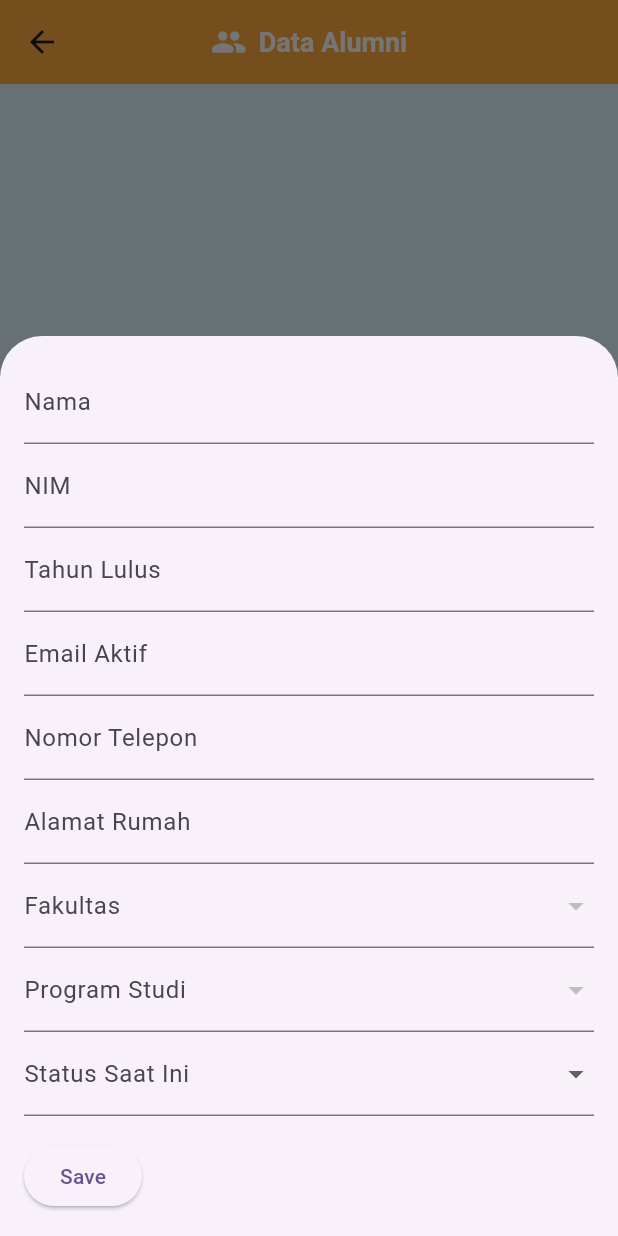
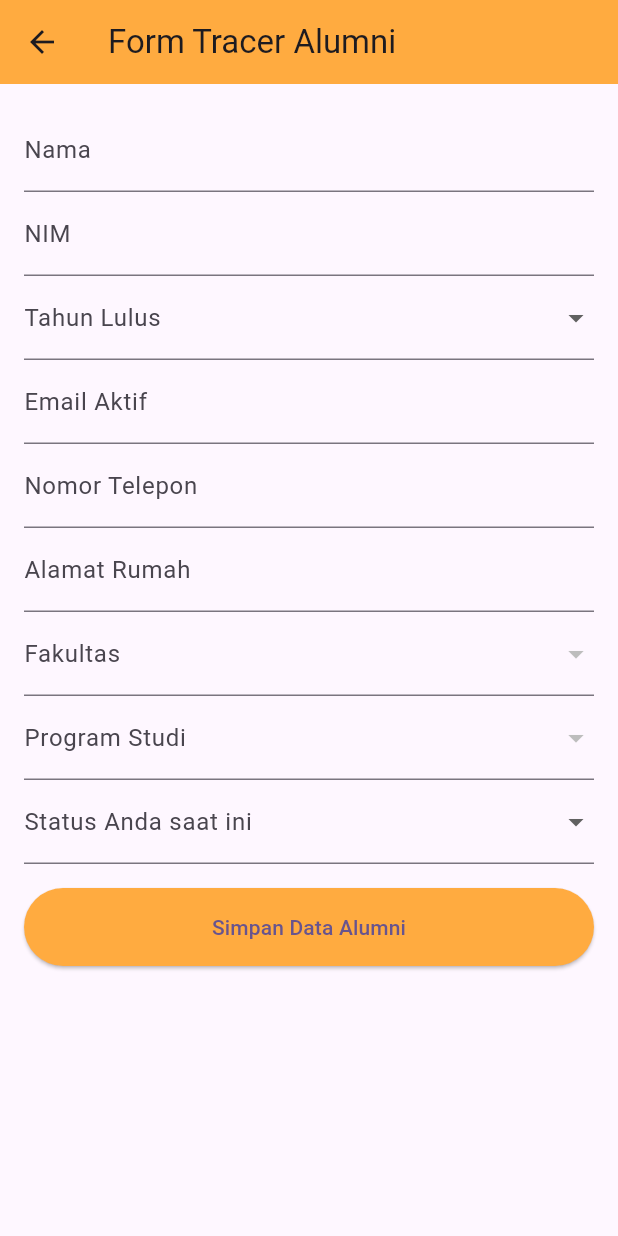
Before and after one commit to PenDZ-Alter/kel7_mobile, a Flutter app: the TracerAlumniPage screen opened directly, after a tap on the "add" icon, on a phone screen of 412 x 824 dp. Run offline on Flutter 3.47's test engine with Material 3 defaults, Android fonts, the phone set to English and light mode, and no system bars; our stand-ins replace flutter_dotenv; missing offline and left inert: odoo_rpc.

Commit message:
feat: add form tracer feature

```diff
--- /dev/null
+++ b/lib/pages/form_tracer.dart
@@ -0,0 +1,229 @@
+import 'package:flutter/material.dart';
+import 'package:tugas1_ui/api/service.dart';
+
+class FormTracer extends StatefulWidget {
+  const FormTracer({Key? key, required this.odoo}) : super(key: key);
+
+  final OdooConnection odoo;
+
+  @override
+  _FormTracerState createState() => _FormTracerState();
+}
+
+class _FormTracerState extends State<FormTracer> {
+  final _formKey = GlobalKey<FormState>();
+  final _nameController = TextEditingController();
+  final _nimController = TextEditingController();
+  final _tahunController = TextEditingController();
+  final _emailController = TextEditingController();
+  final _nomorController = TextEditingController();
+  final _alamatController = TextEditingController();
+
+  int? _selectedFakultas;
+  int? _selectedProdi;
+  String? _selectedStatus;
+
+  List<dynamic> _fakultasData = [];
+  List<dynamic> _prodiData = [];
+  bool _prodiLoading = false;
+
+  @override
+  void initState() {
+    super.initState();
+    _fetchFakultasData();
+  }
+
+  Future<void> _fetchFakultasData() async {
+    try {
+      final fakultas = await widget.odoo.getData(
+        model: 'annas.fakultas',
+        fields: ['id', 'name'],
+      );
+      setState(() {
+        _fakultasData = fakultas;
+      });
+    } catch (e) {
+      print("Error fetching fakultas data: $e");
+    }
+  }
+
+  Future<void> _fetchProdiData(int fakultasId) async {
+    setState(() {
+      _prodiLoading = true;
+      _prodiData.clear();
+      _selectedProdi = null;
+    });
+
+    try {
+      final prodi = await widget.odoo.getData(
+        model: 'annas.prodi',
+        fields: ['id', 'name'],
+        domain: [
+          ['fakultas_id', '=', fakultasId]
+        ],
+      );
+      setState(() {
+        _prodiData = prodi;
+      });
+    } catch (e) {
+      print("Error fetching prodi data: $e");
+    } finally {
+      setState(() {
+        _prodiLoading = false;
+      });
+    }
+  }
+
+  Future<void> _submitForm() async {
+    if (_formKey.currentState!.validate()) {
+      try {
+        await widget.odoo.createRecord(
+          model: 'annas.traceralumni',
+          data: {
+            "name": _nameController.text,
+            "nim": _nimController.text,
+            "tahun": _tahunController.text,
+            "email": _emailController.text,
+            "nomor": _nomorController.text,
+            "alamat": _alamatController.text,
+            "fakultas_id": _selectedFakultas,
+            "prodi_id": _selectedProdi,
+            "status": _selectedStatus,
+          },
+        );
+        ScaffoldMessenger.of(context).showSnackBar(
+          const SnackBar(content: Text('Data alumni berhasil disimpan!')),
+        );
+        Navigator.pop(context); // Kembali ke halaman sebelumnya
+      } catch (e) {
+        print("Error creating tracer alumni record: $e");
+        ScaffoldMessenger.of(context).showSnackBar(
+          const SnackBar(content: Text('Gagal menyimpan data alumni.')),
+        );
+      }
+    }
+  }
+
+  @override
+  Widget build(BuildContext context) {
+    return Scaffold(
+      appBar: AppBar(
+        title: const Text("Form Tracer Alumni"),
+        backgroundColor: Colors.orangeAccent,
+      ),
+      body: Padding(
+        padding: const EdgeInsets.all(16.0),
+        child: Form(
+          key: _formKey,
+          child: ListView(
+            children: [
+              TextFormField(
+                controller: _nameController,
+                decoration: const InputDecoration(labelText: 'Nama'),
+                validator: (value) =>
+                    value!.isEmpty ? 'Nama harus diisi' : null,
+              ),
+              TextFormField(
+                controller: _nimController,
+                decoration: const InputDecoration(labelText: 'NIM'),
+                validator: (value) => value!.isEmpty ? 'NIM harus diisi' : null,
+              ),
+              DropdownButtonFormField<String>(
+                decoration: const InputDecoration(labelText: 'Tahun Lulus'),
+                items: List.generate(
+                  27,
+                  (index) => DropdownMenuItem(
+                    value: (2000 + index).toString(),
+                    child: Text((2000 + index).toString()),
+                  ),
+                ),
+                onChanged: (value) =>
+                    setState(() => _tahunController.text = value!),
+                validator: (value) =>
+                    value == null ? 'Tahun lulus harus dipilih' : null,
+              ),
+              TextFormField(
+                controller: _emailController,
+                decoration: const InputDecoration(labelText: 'Email Aktif'),
+                validator: (value) =>
+                    value!.isEmpty ? 'Email harus diisi' : null,
+              ),
+              TextFormField(
+                controller: _nomorController,
+                decoration: const InputDecoration(labelText: 'Nomor Telepon'),
+                validator: (value) =>
+                    value!.isEmpty ? 'Nomor telepon harus diisi' : null,
+              ),
+              TextFormField(
+                controller: _alamatController,
+                decoration: const InputDecoration(labelText: 'Alamat Rumah'),
+                validator: (value) =>
+                    value!.isEmpty ? 'Alamat harus diisi' : null,
+              ),
+              DropdownButtonFormField<int>(
+                decoration: const InputDecoration(labelText: 'Fakultas'),
+                items: _fakultasData.map<DropdownMenuItem<int>>((fakultas) {
+                  return DropdownMenuItem<int>(
+                    value: fakultas['id'],
+                    child: Text(fakultas['name']),
+                  );
+                }).toList(),
+                onChanged: (value) {
+                  setState(() {
+                    _selectedFakultas = value;
+                    if (value != null) _fetchProdiData(value);
+                  });
+                },
+                validator: (value) =>
+                    value == null ? 'Fakultas harus dipilih' : null,
+              ),
+              if (_prodiLoading)
+                const CircularProgressIndicator()
+              else
+                DropdownButtonFormField<int>(
+                  decoration: const InputDecoration(labelText: 'Program Studi'),
+                  items: _prodiData.map<DropdownMenuItem<int>>((prodi) {
+                    return DropdownMenuItem<int>(
+                      value: prodi['id'],
+                      child: Text(prodi['name']),
+                    );
+                  }).toList(),
+                  onChanged: (value) => setState(() => _selectedProdi = value),
+                  validator: (value) =>
+                      value == null ? 'Program studi harus dipilih' : null,
+                ),
+              DropdownButtonFormField<String>(
+                decoration:
+                    const InputDecoration(labelText: 'Status Anda saat ini'),
+                items: const [
+                  DropdownMenuItem(
+                      value: 'working',
+                      child: Text('Bekerja (full time/part time)')),
+                  DropdownMenuItem(
+                      value: 'entrepreneur', child: Text('Wiraswasta')),
+                  DropdownMenuItem(
+                      value: 'studying', child: Text('Melanjutkan pendidikan')),
+                  DropdownMenuItem(
+                      value: 'unemployed',
+                      child: Text('Tidak bekerja, sedang mencari kerja')),
+                ],
+                onChanged: (value) => setState(() => _selectedStatus = value),
+                validator: (value) =>
+                    value == null ? 'Status harus dipilih' : null,
+              ),
+              const SizedBox(height: 16),
+              ElevatedButton(
+                onPressed: _submitForm,
+                style: ElevatedButton.styleFrom(
+                  backgroundColor: Colors.orangeAccent,
+                  padding: const EdgeInsets.symmetric(vertical: 16),
+                ),
+                child: const Text('Simpan Data Alumni'),
+              ),
+            ],
+          ),
+        ),
+      ),
+    );
+  }
+}
--- a/lib/pages/traceralumni_page.dart
+++ b/lib/pages/traceralumni_page.dart
@@ -1,6 +1,7 @@
 import 'package:flutter/material.dart';
 import 'package:tugas1_ui/api/service.dart';
 import 'package:flutter_dotenv/flutter_dotenv.dart';
+import 'package:tugas1_ui/pages/form_tracer.dart';
 
 class TracerAlumniPage extends StatefulWidget {
   const TracerAlumniPage({super.key});
@@ -16,7 +17,7 @@ class _TracerAlumniPageState extends State<TracerAlumniPage> {
   List<dynamic> _prodiData = [];
   bool _loading = true;
   bool _fakultasLoading = true;
-  bool _prodiLoading = false; // Default to false to avoid unnecessary spinner
+  bool _prodiLoading = false;
 
   int? selectedFakultasId;
   int? selectedProdiId;
@@ -57,12 +58,11 @@ class _TracerAlumniPageState extends State<TracerAlumniPage> {
   Future<void> _fetchProdiData(int fakultasId) async {
     setState(() {
       _prodiLoading = true;
-      _prodiData.clear(); // Clear existing data to reset dropdown options
+      _prodiData.clear();
       selectedProdiId = null;
     });
 
     try {
-      // Fetch Prodi data filtered by selected Fakultas
       _prodiData = await odoo.getData(
         model: 'annas.prodi',
         fields: ["id", "name"],
@@ -107,157 +107,29 @@ class _TracerAlumniPageState extends State<TracerAlumniPage> {
       );
       if (newRecord != null) {
         _fetchData(); // Refresh data after creation
+        ScaffoldMessenger.of(context).showSnackBar(
+          SnackBar(content: Text('Data alumni berhasil disimpan!')),
+        );
       }
     } catch (e) {
       print("Error creating tracer alumni record: $e");
+      ScaffoldMessenger.of(context).showSnackBar(
+        SnackBar(content: Text('Gagal menyimpan data alumni.')),
+      );
     }
   }
 
   void _showAddTracerAlumniForm(BuildContext context) {
-    final nameController = TextEditingController();
-    final nimController = TextEditingController();
-    final tahunController = TextEditingController();
-    final emailController = TextEditingController();
-    final nomorController = TextEditingController();
-    final alamatController = TextEditingController();
-    String? selectedStatus;
-
-    showModalBottomSheet(
-      context: context,
-      isScrollControlled: true,
-      builder: (BuildContext ctx) {
-        return Padding(
-          padding: EdgeInsets.only(
-            bottom: MediaQuery.of(ctx).viewInsets.bottom,
-          ),
-          child: SingleChildScrollView(
-            child: Padding(
-              padding: const EdgeInsets.all(16.0),
-              child: Column(
-                crossAxisAlignment: CrossAxisAlignment.start,
-                children: [
-                  TextField(
-                    controller: nameController,
-                    decoration: const InputDecoration(labelText: 'Nama'),
-                  ),
-                  TextField(
-                    controller: nimController,
-                    decoration: const InputDecoration(labelText: 'NIM'),
-                  ),
-                  TextField(
-                    controller: tahunController,
-                    decoration: const InputDecoration(labelText: 'Tahun Lulus'),
-                  ),
-                  TextField(
-                    controller: emailController,
-                    decoration: const InputDecoration(labelText: 'Email Aktif'),
-                  ),
-                  TextField(
-                    controller: nomorController,
-                    decoration:
-                        const InputDecoration(labelText: 'Nomor Telepon'),
-                  ),
-                  TextField(
-                    controller: alamatController,
-                    decoration:
-                        const InputDecoration(labelText: 'Alamat Rumah'),
-                  ),
-                  _fakultasLoading
-                      ? const CircularProgressIndicator()
-                      : DropdownButtonFormField<int>(
-                          value: selectedFakultasId,
-                          decoration:
-                              const InputDecoration(labelText: 'Fakultas'),
-                          items: _fakultasData.map((fakultas) {
-                            return DropdownMenuItem<int>(
-                              value: fakultas["id"],
-                              child: Text(fakultas["name"]),
-                            );
-                          }).toList(),
-                          onChanged: (value) {
-                            setState(() {
-                              selectedFakultasId = value;
-                              if (value != null) {
-                                _fetchProdiData(value);
-                              }
-                            });
-                          },
-                        ),
-                  _prodiLoading
-                      ? const CircularProgressIndicator()
-                      : DropdownButtonFormField<int>(
-                          value: selectedProdiId,
-                          decoration:
-                              const InputDecoration(labelText: 'Program Studi'),
-                          items: _prodiData.map((prodi) {
-                            return DropdownMenuItem<int>(
-                              value: prodi["id"],
-                              child: Text(prodi["name"]),
-                            );
-                          }).toList(),
-                          onChanged: (value) {
-                            setState(() {
-                              selectedProdiId = value;
-                              if (value != null) {
-                                _fetchProdiData(
-                                    value); // Fetch prodi data based on selected fakultas in real-time
-                              }
-                            });
-                          },
-                        ),
-                  DropdownButtonFormField<String>(
-                    value: selectedStatus,
-                    decoration:
-                        const InputDecoration(labelText: 'Status Saat Ini'),
-                    items: const [
-                      DropdownMenuItem(
-                          value: 'working',
-                          child: Text('Bekerja (full time/part time)')),
-                      DropdownMenuItem(
-                          value: 'entrepreneur', child: Text('Wiraswasta')),
-                      DropdownMenuItem(
-                          value: 'studying',
-                          child: Text('Melanjutkan pendidikan')),
-                      DropdownMenuItem(
-                          value: 'unemployed',
-                          child:
-                              Text('Tidak kerja tetapi sedang mencari kerja')),
-                    ],
-                    onChanged: (value) {
-                      setState(() {
-                        selectedStatus = value;
-                      });
-                    },
-                  ),
-                  const SizedBox(height: 16),
-                  ElevatedButton(
-                    onPressed: () {
-                      if (selectedFakultasId != null &&
-                          selectedProdiId != null &&
-                          selectedStatus != null) {
-                        _createTracerAlumniRecord(
-                          nameController.text,
-                          nimController.text,
-                          tahunController.text,
-                          emailController.text,
-                          nomorController.text,
-                          alamatController.text,
-                          selectedFakultasId!,
-                          selectedProdiId!,
-                          selectedStatus!,
-                        );
-                        Navigator.pop(ctx);
-                      }
-                    },
-                    child: const Text('Save'),
-                  ),
-                ],
-              ),
-            ),
+    Navigator.push(
+      context,
+      MaterialPageRoute(
+        builder: (context) => FormTracer(odoo: odoo),
       ),
     );
-      },
-    );
+  }
+
+  void _showSearch() {
+    showSearch(context: context, delegate: AlumniSearch(_traceralumniData));
   }
 
   @override
@@ -270,9 +142,7 @@ class _TracerAlumniPageState extends State<TracerAlumniPage> {
               mainAxisSize: MainAxisSize.min,
               children: [
                 const Icon(Icons.people_rounded, color: Colors.white),
-                const SizedBox(
-                    width:
-                        8), // Mengurangi jarak agar lebih kompak di layar kecil
+                const SizedBox(width: 8),
                 Text(
                   constraints.maxWidth > 400 ? "Data Alumni" : "Data Alumni",
                   style: TextStyle(
@@ -286,11 +156,31 @@ class _TracerAlumniPageState extends State<TracerAlumniPage> {
         ),
         centerTitle: true,
         backgroundColor: Colors.orangeAccent,
+        actions: [
+          IconButton(
+            icon: Icon(Icons.search),
+            onPressed: _showSearch,
+          ),
+        ],
       ),
       body: Container(
-        color: const Color(0xFFE0F7FA), // Aqua blue background
+        color: const Color(0xFFF5F5F5),
         child: _loading
             ? const Center(child: CircularProgressIndicator())
+            : _traceralumniData.isEmpty
+                ? Center(
+                    child: Column(
+                      mainAxisSize: MainAxisSize.min,
+                      children: [
+                        Icon(Icons.info, size: 50, color: Colors.orange),
+                        const SizedBox(height: 10),
+                        const Text(
+                          "Tidak ada data alumni.",
+                          style: TextStyle(color: Colors.grey),
+                        ),
+                      ],
+                    ),
+                  )
                 : Padding(
                     padding: const EdgeInsets.all(16.0),
                     child: ListView.builder(
@@ -305,6 +195,8 @@ class _TracerAlumniPageState extends State<TracerAlumniPage> {
                           elevation: 4,
                           shadowColor: Colors.orange.withOpacity(0.3),
                           child: ListTile(
+                            contentPadding: EdgeInsets.symmetric(
+                                vertical: 10, horizontal: 16),
                             title: Text(
                               alumni["name"] ?? "N/A",
                               style: const TextStyle(
@@ -313,8 +205,17 @@ class _TracerAlumniPageState extends State<TracerAlumniPage> {
                               ),
                             ),
                             subtitle: Text(
-                            "NIM: ${alumni["nim"] ?? "N/A"}\nTahun: ${alumni["tahun"] ?? "N/A"}"),
-                        trailing: const Icon(Icons.arrow_forward),
+                              "NIM: ${alumni["nim"] ?? "N/A"}\nTahun: ${alumni["tahun"] ?? "N/A"}",
+                              style: const TextStyle(color: Colors.grey),
+                            ),
+                            trailing: Icon(
+                              alumni["status"] == "working"
+                                  ? Icons.work
+                                  : alumni["status"] == "studying"
+                                      ? Icons.school
+                                      : Icons.person,
+                              color: Colors.orangeAccent,
+                            ),
                             onTap: () {},
                           ),
                         );
@@ -323,9 +224,87 @@ class _TracerAlumniPageState extends State<TracerAlumniPage> {
                   ),
       ),
       floatingActionButton: FloatingActionButton(
+        backgroundColor: Colors.orangeAccent,
         onPressed: () => _showAddTracerAlumniForm(context),
-        child: Icon(Icons.add),
+        child: const Icon(Icons.add, color: Colors.white),
       ),
     );
   }
 }
+
+class AlumniSearch extends SearchDelegate {
+  final List<dynamic> alumniData;
+
+  AlumniSearch(this.alumniData);
+
+  @override
+  List<Widget> buildActions(BuildContext context) {
+    return [
+      IconButton(
+        icon: Icon(Icons.clear),
+        onPressed: () {
+          query = '';
+        },
+      ),
+    ];
+  }
+
+  @override
+  Widget buildLeading(BuildContext context) {
+    return IconButton(
+      icon: Icon(Icons.arrow_back),
+      onPressed: () {
+        close(context, null);
+      },
+    );
+  }
+
+  @override
+  Widget buildResults(BuildContext context) {
+    final results = alumniData.where((alumni) {
+      final name = alumni["name"]?.toLowerCase() ?? '';
+      final nim = alumni["nim"]?.toLowerCase() ?? '';
+      return name.contains(query.toLowerCase()) ||
+          nim.contains(query.toLowerCase());
+    }).toList();
+
+    return ListView.builder(
+      itemCount: results.length,
+      itemBuilder: (context, index) {
+        final alumni = results[index];
+        return ListTile(
+          title: Text(alumni["name"] ?? "N/A"),
+          subtitle: Text("NIM: ${alumni["nim"] ?? "N/A"}"),
+          onTap: () {
+            close(context, alumni);
+          },
+        );
+      },
+    );
+  }
+
+  @override
+  Widget buildSuggestions(BuildContext context) {
+    final suggestions = alumniData.where((alumni) {
+      final name = alumni["name"]?.toLowerCase() ?? '';
+      final nim = alumni["nim"]?.toLowerCase() ?? '';
+      return name.contains(query.toLowerCase()) ||
+          nim.contains(query.toLowerCase());
+    }).toList();
+
+    return ListView.builder(
+      itemCount: suggestions.length,
+      itemBuilder: (context, index) {
+        final alumni = suggestions[index];
+        return ListTile(
+          title: Text(alumni["name"] ?? "N/A"),
+          subtitle: Text("NIM: ${alumni["nim"] ?? "N/A"}"),
+          onTap: () {
+            query = alumni["name"] ?? '';
+            showResults(context);
+          },
+        );
+      },
+    );
+  }
+}
```
Lines whose indentation alone changed are shown as unchanged.
